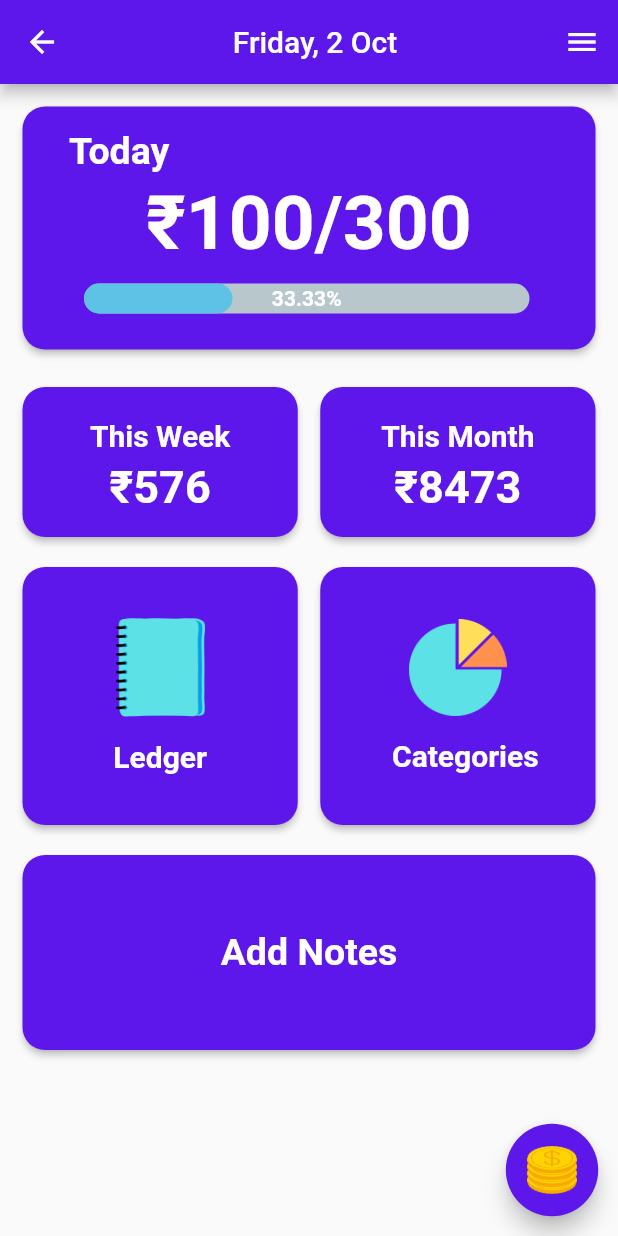
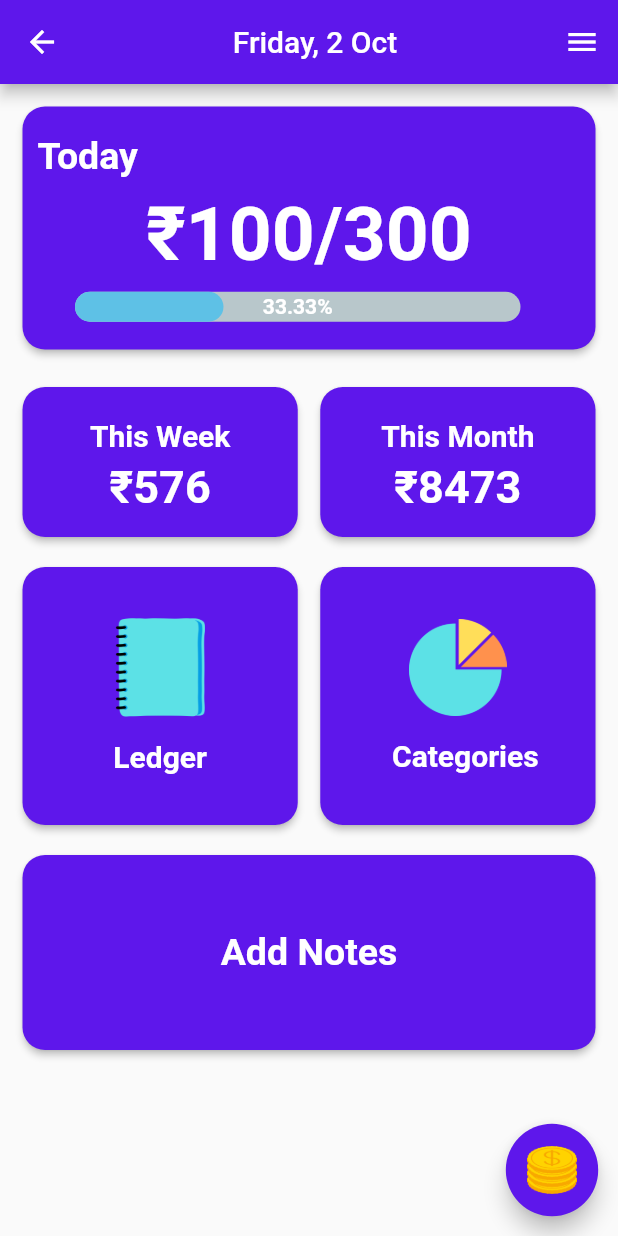
Before and after one commit to naveen-gthb/smxpense2, a Flutter app: the screen it shows after launch, on a phone screen of 412 x 824 dp. Run offline on Flutter 3.47's test engine with Material 2 defaults, Android fonts, the phone set to English and light mode, and no system bars; drawn by our look-alikes of percent_indicator; our stand-ins replace pie_chart.

Commit message:
Today Updated

```diff
--- a/lib/pages/home_page.dart
+++ b/lib/pages/home_page.dart
@@ -88,6 +88,7 @@ class _HomePageState extends State<HomePage> {
                 width: double.infinity,
                 //height: 200,
                 child: RaisedButton(
+                  padding: EdgeInsets.all(10),
                   onPressed: () {
                     Navigator.push(
                       context,
@@ -98,13 +99,14 @@ class _HomePageState extends State<HomePage> {
                     borderRadius: BorderRadius.circular(15.0),
                   ),
                   child: Column(
+                    mainAxisAlignment: MainAxisAlignment.spaceEvenly,
                     crossAxisAlignment: CrossAxisAlignment.start,
                     children: [
                       Container(
-                        padding: EdgeInsets.only(
-                          top: 15,
-                          left: 15,
-                        ),
+                        // padding: EdgeInsets.only(
+                        //   top: 15,
+                        //   left: 15,
+                        // ),
                         child: Text(
                           "Today",
                           style: TextStyle(
@@ -119,8 +121,8 @@ class _HomePageState extends State<HomePage> {
                           crossAxisAlignment: CrossAxisAlignment.center,
                           children: [
                             Container(
-                              padding:
-                                  EdgeInsets.only(left: 15, top: 5, right: 15),
+                              //padding:
+                              //EdgeInsets.only(left: 15, top: 5, right: 15),
                               child: Text(
                                 "₹100/300",
                                 style: TextStyle(
@@ -134,11 +136,10 @@ class _HomePageState extends State<HomePage> {
                       ),
                       Container(
                         padding: EdgeInsets.only(
-                          top: 10,
                           left: 15,
-                          right: 15,
                         ),
                         child: Column(
+                          crossAxisAlignment: CrossAxisAlignment.center,
                           children: [
                             LinearPercentIndicator(
                               width: MediaQuery.of(context).size.width - 95,
```
